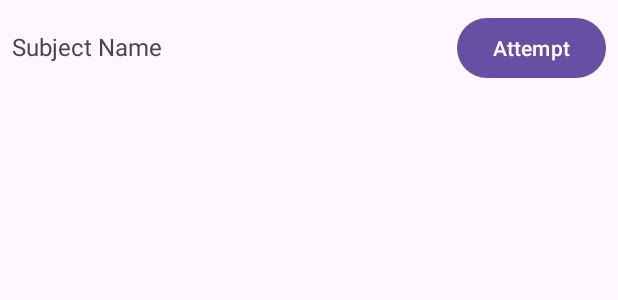
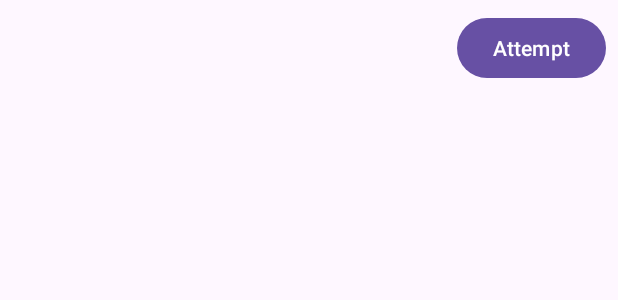
Before and after one commit to Rashmi-2005-Ranjan/Edu_Examine, an Android app: the layout exam_item.xml on its own in the app's theme, with its tools: preview values and no code run, on a phone screen of 412 x 824 dp. Shown: the top 300 px of the screen. Run offline under Robolectric (Android 15) with nearby library versions, the phone set to English and light mode, and no system bars; Roboto replaces fonts that are not available here.

Commit message:
solved the error in the two files

```diff
--- a/app/src/main/res/layout/exam_item.xml
+++ b/app/src/main/res/layout/exam_item.xml
@@ -1,3 +1,4 @@
+<?xml version="1.0" encoding="utf-8"?>
 <LinearLayout
     xmlns:android="http://schemas.android.com/apk/res/android"
     android:layout_width="match_parent"
@@ -6,15 +7,14 @@
     android:padding="8dp">
 
     <TextView
-        android:id="@+id/subjectName"
+        android:id="@+id/tvExamName"
         android:layout_width="0dp"
         android:layout_height="wrap_content"
         android:layout_weight="1"
-        android:text="Subject Name"
-        android:textSize="16sp"/>
+        android:textSize="18sp"/>
 
     <Button
-        android:id="@+id/attemptButton"
+        android:id="@+id/btnAttempt"
         android:layout_width="wrap_content"
         android:layout_height="wrap_content"
         android:text="Attempt"/>
--- a/app/src/main/res/layout/fragment_show_exam.xml
+++ b/app/src/main/res/layout/fragment_show_exam.xml
@@ -5,8 +5,7 @@
     xmlns:tools="http://schemas.android.com/tools"
     android:id="@+id/main"
     android:layout_width="match_parent"
-    android:layout_height="match_parent"
-    tools:context=".StudentActivityFragments.ShowExamFragment">
+    android:layout_height="match_parent">
 
     <!-- Title TextView for "Available Exams" -->
     <TextView
```
Also changed, not shown: app/src/main/java/com/example/eduexamine/Exam.kt (deleted, +0 -8 lines), app/src/main/java/com/example/eduexamine/StudentActivityFragments/ExamAdapter.kt (+9 -13 lines), app/src/main/java/com/example/eduexamine/StudentActivityFragments/ShowExamFragment.kt (+39 -17 lines).
